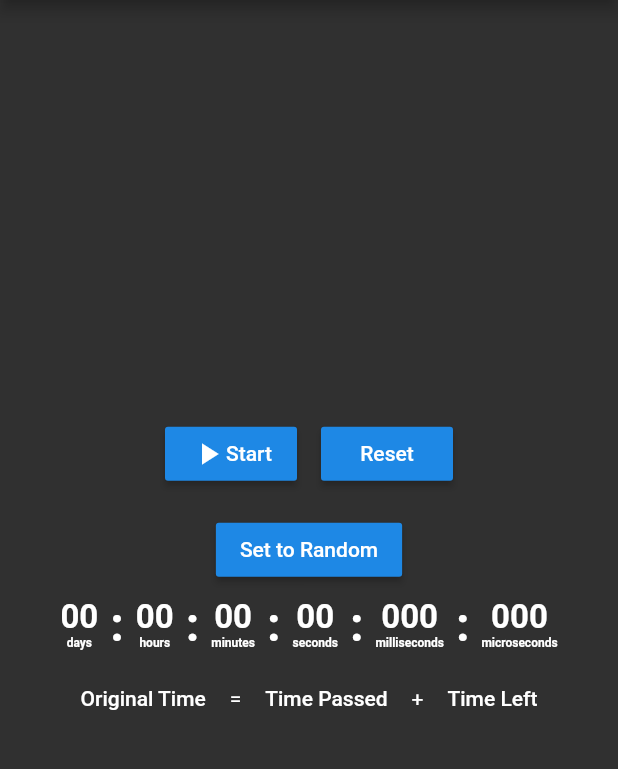
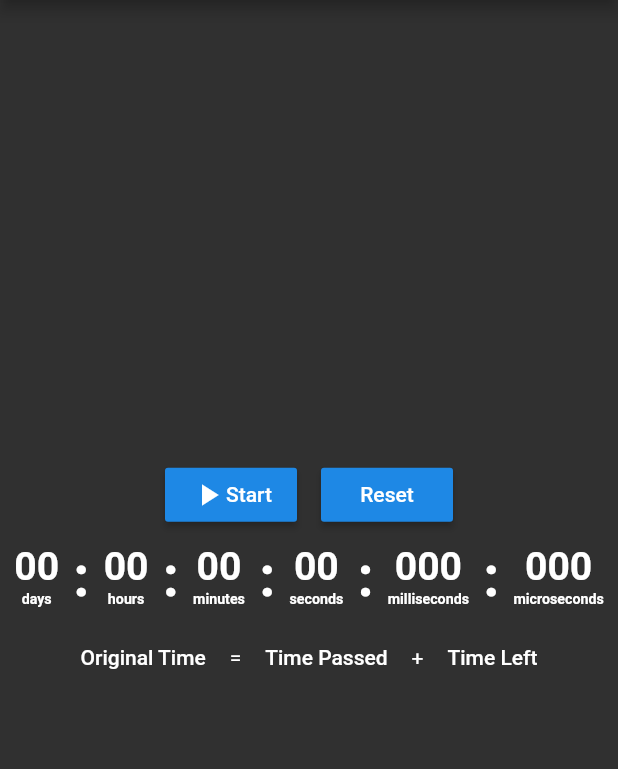
Before and after one commit to b-cancel/Flutter_Timer_And_Stopwatch, a Flutter app: the TimerExample screen opened directly, on a phone screen of 412 x 824 dp, the part 84-853 px from its top. Run offline on Flutter 3.47's test engine with Material 2 defaults, Android fonts, the phone set to English and light mode, and no system bars.

Commit message:
more duration options, still need inkwell on duration display and something to make the start slash stop button work properly... then add in a tabbed view for stopwatch and timer

```diff
--- a/timer/lib/main.dart
+++ b/timer/lib/main.dart
@@ -180,23 +180,6 @@ class _TimerUIState extends State<TimerUI> {
               ),
             ],
           ),
-          new Container(
-            width: 16.0,
-            child: new Text(""),
-          ),
-          new RaisedButton(
-            onPressed: () {
-              setState(() {
-                widget.timer.functions.set(
-                  getRandomDuration(
-                      randomSeconds: true,
-                      randomMicroseconds: true,
-                      randomMilliseconds: true),
-                );
-              });
-            },
-            child: new Text("Set to Random"),
-          ),
           new GestureDetector(
             onTap: () {
               showModalBottomSheet<void>(
@@ -214,7 +197,7 @@ class _TimerUIState extends State<TimerUI> {
                 },
               );
             },
-            child: new AnimatedWidget(
+            child: new DurationDisplay(
               value: widget.timer.functions.getTimeLeft,
               updateRecency: new Duration(
                   microseconds:
@@ -299,10 +282,6 @@ class _StopwatchUIState extends State<StopwatchUI> {
 
   @override
   Widget build(BuildContext context) {
-    List timePassedList =
-        getFormattedDuration(widget.stopwatch.functions.getTimePassed());
-    String timePassedString = getStringFromFormattedDuration(timePassedList);
-
     return new Scaffold(
       key: _stopwatchKey,
       appBar: AppBar(
@@ -364,9 +343,12 @@ class _StopwatchUIState extends State<StopwatchUI> {
                     context: context,
                     builder: (BuildContext context) {
                       picker = new DurationPicker(
-                        initialDuration: widget.stopwatch.functions.getMaxTime(),
+                        initialDuration:
+                            widget.stopwatch.functions.getMaxTime(),
+                        titleText: "Set Max Duration",
                         onConfirm: () {
-                          widget.stopwatch.functions.setMaxTime(picker.getDuration());
+                          widget.stopwatch.functions
+                              .setMaxTime(picker.getDuration());
                           Navigator.pop(context);
                         },
                         onCancel: () => Navigator.pop(context),
@@ -375,18 +357,32 @@ class _StopwatchUIState extends State<StopwatchUI> {
                     },
                   );
                 },
-                child: AnimatedWidget(
+                child: new Material(
+                  child: new InkWell(
+                    child: new Container(
+                      width: 100.0,
+                      height: 100.0,
+                      padding: EdgeInsets.all(8.0),
+                      child: new Text("hello"),
+
+                        /*
+                        DurationDisplay(
                         value: widget.stopwatch.functions.getTimePassed,
                         updateRecency: new Duration(
                             microseconds: ((1 / 60) * 1000 * 1000)
                                 .round()), //60 updates per second
+                      ),
+                         */
+                    ),
+                  ),
                 ),
               ),
               new FlatButton(
                 onPressed: () => showInSnackBar(
                       _stopwatchKey,
                       "Time Passed",
-                      timePassedString,
+                      getStringFromDuration(
+                          widget.stopwatch.functions.getTimePassed()),
                     ),
                 child: new Text("Time Passed"),
               ),
@@ -419,20 +415,32 @@ showInSnackBar(GlobalKey<ScaffoldState> key, String message, String value) {
 
 //-------------------------COMPONENTS-------------------------
 
-class AnimatedWidget extends StatefulWidget {
+class DurationDisplay extends StatefulWidget {
   final Function value;
   final Duration updateRecency;
+  final bool showDays;
+  final bool showHours;
+  final bool showMinutes;
+  final bool showSeconds;
+  final bool showMilliseconds;
+  final bool showMicroseconds;
 
-  AnimatedWidget({
-    this.value,
-    this.updateRecency,
+  DurationDisplay({
+    @required this.value,
+    @required this.updateRecency,
+    this.showDays: true,
+    this.showHours: true,
+    this.showMinutes: true,
+    this.showSeconds: true,
+    this.showMilliseconds: true,
+    this.showMicroseconds: true,
   });
 
   @override
   _AnimatedWidgetState createState() => _AnimatedWidgetState();
 }
 
-class _AnimatedWidgetState extends State<AnimatedWidget> {
+class _AnimatedWidgetState extends State<DurationDisplay> {
   dynamic getValue() => widget.value();
 
   @override
@@ -457,39 +465,90 @@ class _AnimatedWidgetState extends State<AnimatedWidget> {
   Widget build(BuildContext context) {
     List timeShown = getFormattedDuration(widget.value());
 
-    return new Row(
+    List<bool> spots = [
+      widget.showDays,
+      widget.showHours,
+      widget.showMinutes,
+      widget.showSeconds,
+      widget.showMilliseconds,
+      widget.showMicroseconds,
+    ];
+
+    //brief snippet of code that determines what spaces to show inbetween
+    List<int> spacesUsed = [];
+    bool testBool = false;
+    for(int i=0; i < 6; i++){
+      if(spots[i] == true){
+        if(testBool == false) testBool = true;
+        else{
+          spacesUsed.add(i);
+          testBool == false;
+        }
+      }
+    }
+
+    BoxConstraints thing (var constraint){
+      print(constraint.biggest.width.toString() + " w and h " + constraint.biggest.height.toString());
+      return BoxConstraints(maxWidth: constraint.biggest.width, maxHeight: constraint.biggest.height);
+    }
+
+    return new Container(
+      width: MediaQuery.of(context).size.width,
+      child: new ConstrainedBox(
+        constraints: BoxConstraints(maxHeight: MediaQuery.of(context).size.height/2),
+        child: new FittedBox(
+          fit: BoxFit.contain,
+          child: new Container(
+            child: new Row(
+              mainAxisSize: MainAxisSize.min,
               mainAxisAlignment: MainAxisAlignment.center,
               children: <Widget>[
-        TimeUnit(
+                (widget.showDays)
+                    ? TimeUnit(
                   number: atleastLengthOfn(timeShown[0], 2),
                   unit: "days",
-        ),
-        TimeSpacing(),
-        TimeUnit(
+                )
+                    : new Text(""),
+                (spacesUsed.contains(1)) ? TimeSpacing() : new Text(""),
+                (widget.showHours)
+                    ? TimeUnit(
                   number: atleastLengthOfn(timeShown[1], 2),
                   unit: "hours",
-        ),
-        TimeSpacing(),
-        TimeUnit(
+                )
+                    : new Text(""),
+                (spacesUsed.contains(2)) ? TimeSpacing() : new Text(""),
+                (widget.showMinutes)
+                    ? TimeUnit(
                   number: atleastLengthOfn(timeShown[2], 2),
                   unit: "minutes",
-        ),
-        TimeSpacing(),
-        TimeUnit(
+                )
+                    : new Text(""),
+                (spacesUsed.contains(3)) ? TimeSpacing() : new Text(""),
+                (widget.showSeconds)
+                    ? TimeUnit(
                   number: atleastLengthOfn(timeShown[3], 2),
                   unit: "seconds",
-        ),
-        TimeSpacing(),
-        TimeUnit(
+                )
+                    : new Text(""),
+                (spacesUsed.contains(4)) ? TimeSpacing() : new Text(""),
+                (widget.showMilliseconds)
+                    ? TimeUnit(
                   number: atleastLengthOfn(timeShown[4], 3),
                   unit: "milliseconds",
-        ),
-        TimeSpacing(),
-        TimeUnit(
+                )
+                    : new Text(""),
+                (spacesUsed.contains(5)) ? TimeSpacing() : new Text(""),
+                (widget.showMicroseconds)
+                    ? TimeUnit(
                   number: atleastLengthOfn(timeShown[5], 3),
                   unit: "microseconds",
+                )
+                    : new Text(""),
+              ],
             ),
-      ],
+          ),
+        ),
+      ),
     );
   }
 }
--- a/timer/lib/primaryComponents/timer.dart
+++ b/timer/lib/primaryComponents/timer.dart
@@ -86,7 +86,7 @@ class _TimerState extends State<Timer> with SingleTickerProviderStateMixin{
 
   //we can either start a brand new timer, or start a timer from its previous location
   start(){
-    if(timer.isAnimating == false){
+    if(isRunning() == false){
       timer.reset(); //reset the timer to prevent odd behavior
       if(lastElapsedDurationNOANIM == null) timer.duration = originalTime; //this is the first time the timer has been started
       else timer.duration = lastElapsedDurationNOANIM; //the timer is being unpaused
@@ -96,7 +96,7 @@ class _TimerState extends State<Timer> with SingleTickerProviderStateMixin{
   }
 
   stop(){
-    if(timer.isAnimating == true){
+    if(isRunning() == true){
       lastElapsedDurationNOANIM = getTimeLeft();
       timer.stop();
     }
@@ -139,5 +139,10 @@ class _TimerState extends State<Timer> with SingleTickerProviderStateMixin{
 
   Duration getTimeLeft() => getOriginalTime() - getTimePassed();
 
-  isRunning() => timer.isAnimating;
+  //anim * complete
+  //  t  *    f     = playing [can STOP] [cant PLAY]
+  //  t  *    t     = IMPOSSIBLE
+  //  f  *    f     = paused [can PLAY] [cant STOP]
+  //  f  *    t     = done [can't PLAY] [cant STOP] (stopping here doesn't hurt)
+  isRunning() => timer.isAnimating == true && timer.isCompleted == false;
 }
--- a/timer/lib/secondaryComponents/duration.dart
+++ b/timer/lib/secondaryComponents/duration.dart
@@ -57,6 +57,8 @@ Duration getRandomDuration({
 String atleastLengthOfn(int num, int minLength) {
   String numStr = num.toString();
   int added0s = minLength - numStr.length;
+  if(num < 0) numStr = numStr.substring(1); //remove the negative sign
   for (int i = added0s; i > 0; i--) numStr = "0" + numStr;
-  return numStr;
+  if(num >= 0) return numStr;
+  else return ("-" + numStr);
 }
```
Lines whose indentation alone changed are shown as unchanged.
